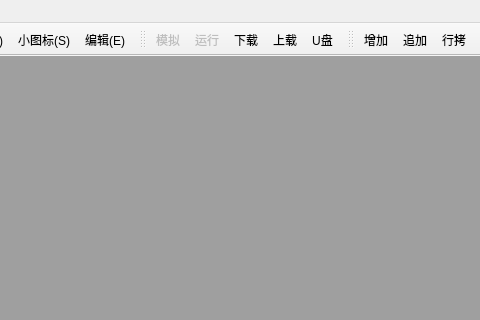
This is QStudioSCADA/ProjectManager/MainWindow.ui in VelsonWang/HmiFuncDesigner as Qt 5 draws it before an edit; both pictures show x 349 to 829 and y 0 to 320 of the 1267 by 694 pixel window. The edited form follows.
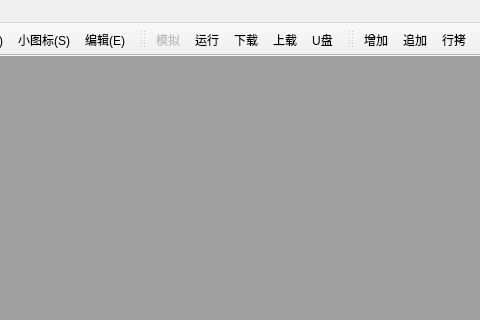
This is the edited form. Icons and pictures are not drawn.

Patch:
```diff
--- a/QStudioSCADA/ProjectManager/MainWindow.ui
+++ b/QStudioSCADA/ProjectManager/MainWindow.ui
@@ -411,7 +411,7 @@
   </action>
   <action name="actionRun">
    <property name="enabled">
-    <bool>false</bool>
+    <bool>true</bool>
    </property>
    <property name="icon">
     <iconset resource="images.qrc">
```
